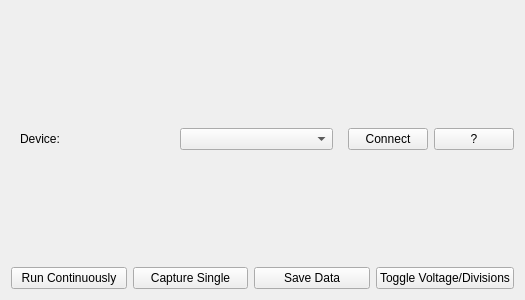
The window that src/p1255/gui.ui (MitchiLaser/p1255) describes before a commit, drawn with Qt 5.
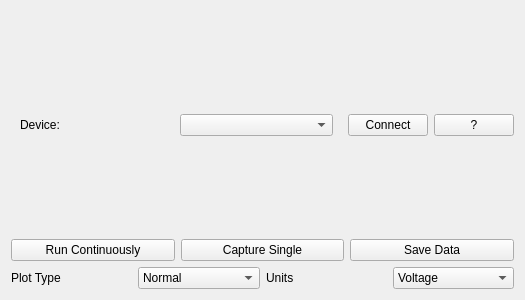
The same window after the commit. The open tabs and pages were chosen to show the change.

Commit message: add xy plots

Patch:
```diff
--- a/src/p1255/gui.ui
+++ b/src/p1255/gui.ui
@@ -116,13 +116,57 @@
        </property>
       </widget>
      </item>
+    </layout>
+   </item>
+   <item>
+    <layout class="QHBoxLayout" name="horizontalLayout_3">
      <item>
-      <widget class="QPushButton" name="mode_button">
+      <widget class="QLabel" name="label_4">
        <property name="text">
-        <string>Toggle Voltage/Divisions</string>
+        <string>Plot Type</string>
        </property>
       </widget>
      </item>
+     <item>
+      <widget class="QComboBox" name="display_mode_combo">
+       <item>
+        <property name="text">
+         <string>Normal</string>
+        </property>
+       </item>
+       <item>
+        <property name="text">
+         <string>Ch1/Ch2</string>
+        </property>
+       </item>
+       <item>
+        <property name="text">
+         <string>Ch2/Ch1</string>
+        </property>
+       </item>
+      </widget>
+     </item>
+     <item>
+      <widget class="QLabel" name="label_5">
+       <property name="text">
+        <string>Units</string>
+       </property>
+      </widget>
+     </item>
+     <item>
+      <widget class="QComboBox" name="unit_combo">
+       <item>
+        <property name="text">
+         <string>Voltage</string>
+        </property>
+       </item>
+       <item>
+        <property name="text">
+         <string>Divisions</string>
+        </property>
+       </item>
+      </widget>
+     </item>
     </layout>
    </item>
   </layout>
```
Left out of the diff: 2 changed lines with no effect on the pictures. The commit also changes 1 other file.
